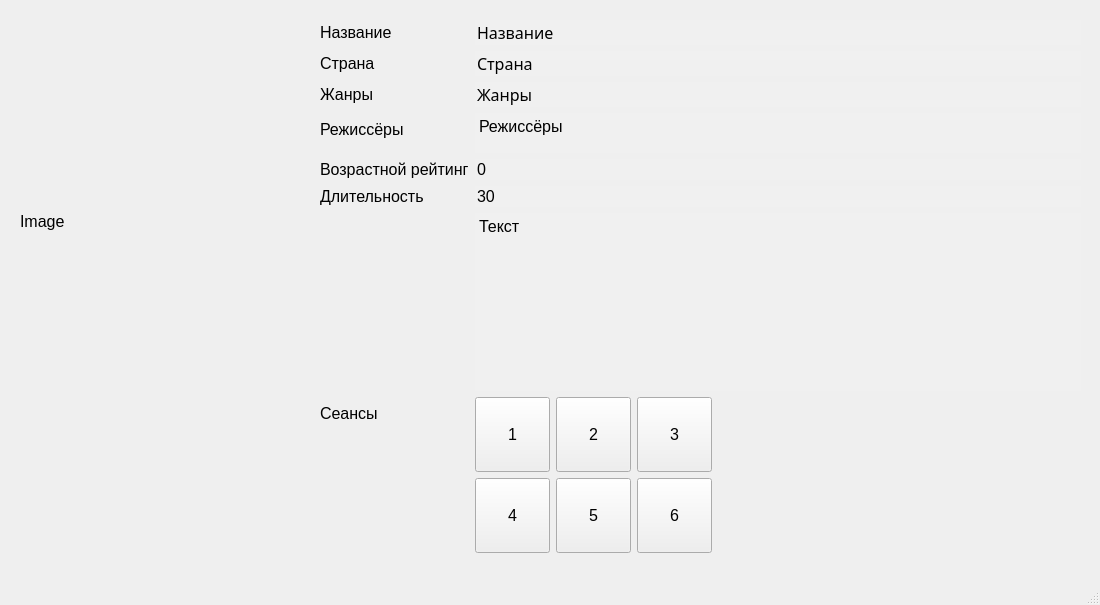
Qt form Interfaces/FilmWindow.ui (Alpmild/SchoolProject) before a commit.
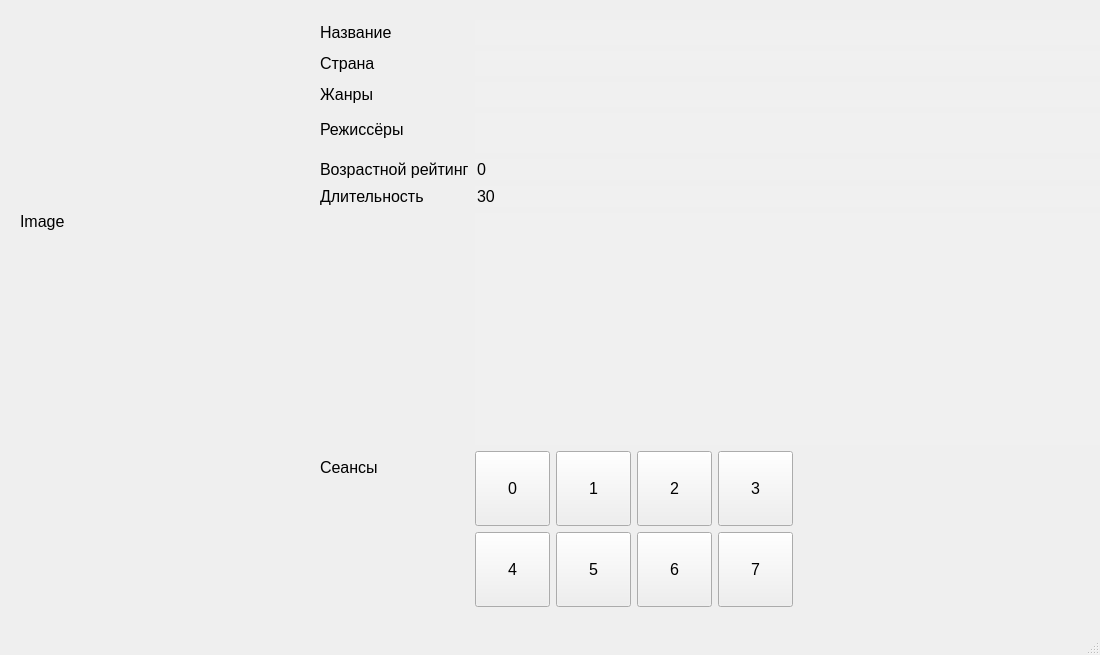
The same form after that commit.

Diff of the .ui file:
```diff
--- a/Interfaces/FilmWindow.ui
+++ b/Interfaces/FilmWindow.ui
@@ -7,7 +7,7 @@
     <x>0</x>
     <y>0</y>
     <width>1100</width>
-    <height>605</height>
+    <height>655</height>
    </rect>
   </property>
   <property name="windowTitle">
@@ -55,8 +55,8 @@
      <rect>
       <x>320</x>
       <y>20</y>
-      <width>761</width>
-      <height>533</height>
+      <width>835</width>
+      <height>587</height>
      </rect>
     </property>
     <layout class="QFormLayout" name="formLayout">
@@ -84,7 +84,7 @@
         <string notr="true">background-color: rgb(240, 240, 240);</string>
        </property>
        <property name="text">
-        <string>Название</string>
+        <string/>
        </property>
        <property name="frame">
         <bool>false</bool>
@@ -118,7 +118,7 @@
         <string notr="true">background-color: rgb(240, 240, 240);</string>
        </property>
        <property name="text">
-        <string>Страна</string>
+        <string/>
        </property>
        <property name="frame">
         <bool>false</bool>
@@ -152,7 +152,7 @@
         <string notr="true">background-color: rgb(240, 240, 240);</string>
        </property>
        <property name="text">
-        <string>Жанры</string>
+        <string/>
        </property>
        <property name="frame">
         <bool>false</bool>
@@ -263,7 +263,7 @@
         <bool>true</bool>
        </property>
        <property name="plainText">
-        <string>Режиссёры</string>
+        <string/>
        </property>
       </widget>
      </item>
@@ -290,8 +290,7 @@
         <bool>true</bool>
        </property>
        <property name="plainText">
-        <string>Текст
-</string>
+        <string/>
        </property>
       </widget>
      </item>
@@ -312,7 +311,31 @@
        <property name="rightMargin">
         <number>360</number>
        </property>
-       <item row="0" column="1">
+       <item row="0" column="0">
+        <widget class="QPushButton" name="Session0Btn">
+         <property name="minimumSize">
+          <size>
+           <width>75</width>
+           <height>75</height>
+          </size>
+         </property>
+         <property name="maximumSize">
+          <size>
+           <width>75</width>
+           <height>75</height>
+          </size>
+         </property>
+         <property name="font">
+          <font>
+           <pointsize>12</pointsize>
+          </font>
+         </property>
+         <property name="text">
+          <string>0</string>
+         </property>
+        </widget>
+       </item>
+       <item row="0" column="2">
         <widget class="QPushButton" name="Session2Btn">
          <property name="minimumSize">
           <size>
@@ -336,7 +359,31 @@
          </property>
         </widget>
        </item>
-       <item row="0" column="2">
+       <item row="0" column="1">
+        <widget class="QPushButton" name="Session1Btn">
+         <property name="minimumSize">
+          <size>
+           <width>75</width>
+           <height>75</height>
+          </size>
+         </property>
+         <property name="maximumSize">
+          <size>
+           <width>75</width>
+           <height>75</height>
+          </size>
+         </property>
+         <property name="font">
+          <font>
+           <pointsize>12</pointsize>
+          </font>
+         </property>
+         <property name="text">
+          <string>1</string>
+         </property>
+        </widget>
+       </item>
+       <item row="0" column="3">
         <widget class="QPushButton" name="Session3Btn">
          <property name="minimumSize">
           <size>
@@ -432,8 +479,8 @@
          </property>
         </widget>
        </item>
-       <item row="0" column="0">
-        <widget class="QPushButton" name="Session1Btn">
+       <item row="1" column="3">
+        <widget class="QPushButton" name="Session7Btn">
          <property name="minimumSize">
           <size>
            <width>75</width>
@@ -452,7 +499,7 @@
           </font>
          </property>
          <property name="text">
-          <string>1</string>
+          <string>7</string>
          </property>
         </widget>
        </item>
```
